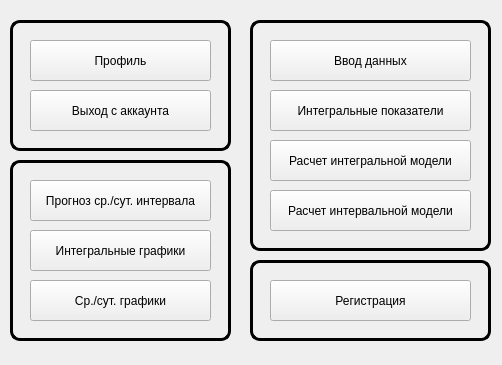
First picture: the form in ui/main.ui, repository Wester35/desktop-app-mcc, before the edit.
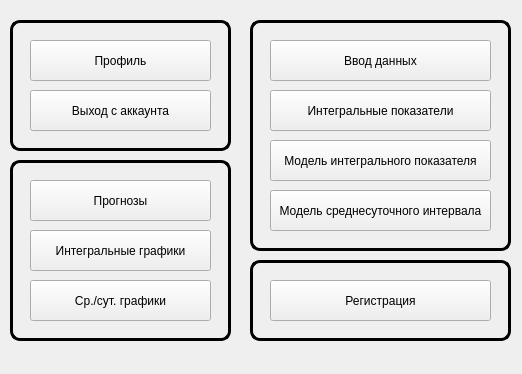
Second picture: the form after the edit.

Diff of the .ui file:
```diff
--- a/ui/main.ui
+++ b/ui/main.ui
@@ -6,10 +6,22 @@
    <rect>
     <x>0</x>
     <y>0</y>
-    <width>502</width>
-    <height>365</height>
+    <width>522</width>
+    <height>374</height>
    </rect>
   </property>
+  <property name="minimumSize">
+   <size>
+    <width>522</width>
+    <height>374</height>
+   </size>
+  </property>
+  <property name="maximumSize">
+   <size>
+    <width>522</width>
+    <height>374</height>
+   </size>
+  </property>
   <property name="windowTitle">
    <string>MainApp</string>
   </property>
@@ -71,7 +83,7 @@
     <rect>
      <x>250</x>
      <y>20</y>
-     <width>241</width>
+     <width>261</width>
      <height>231</height>
     </rect>
    </property>
@@ -100,7 +112,7 @@
     </rect>
    </property>
    <property name="text">
-    <string>Прогноз ср./сут. интервала</string>
+    <string>Прогнозы</string>
    </property>
   </widget>
   <widget class="QPushButton" name="pushButton_2">
@@ -134,7 +146,7 @@
     <rect>
      <x>270</x>
      <y>40</y>
-     <width>201</width>
+     <width>221</width>
      <height>41</height>
     </rect>
    </property>
@@ -147,7 +159,7 @@
     <rect>
      <x>270</x>
      <y>90</y>
-     <width>201</width>
+     <width>221</width>
      <height>41</height>
     </rect>
    </property>
@@ -160,12 +172,12 @@
     <rect>
      <x>270</x>
      <y>190</y>
-     <width>201</width>
+     <width>221</width>
      <height>41</height>
     </rect>
    </property>
    <property name="text">
-    <string>Расчет интервальной модели</string>
+    <string>Модель среднесуточного интервала</string>
    </property>
   </widget>
   <widget class="QPushButton" name="integral_window">
@@ -173,12 +185,12 @@
     <rect>
      <x>270</x>
      <y>140</y>
-     <width>201</width>
+     <width>221</width>
      <height>41</height>
     </rect>
    </property>
    <property name="text">
-    <string>Расчет интегральной модели</string>
+    <string>Модель интегрального показателя</string>
    </property>
   </widget>
   <widget class="QFrame" name="frame_3">
@@ -210,7 +222,7 @@
     <rect>
      <x>250</x>
      <y>260</y>
-     <width>241</width>
+     <width>261</width>
      <height>81</height>
     </rect>
    </property>
@@ -233,7 +245,7 @@
      <rect>
       <x>20</x>
       <y>20</y>
-      <width>201</width>
+      <width>221</width>
       <height>41</height>
      </rect>
     </property>
```
